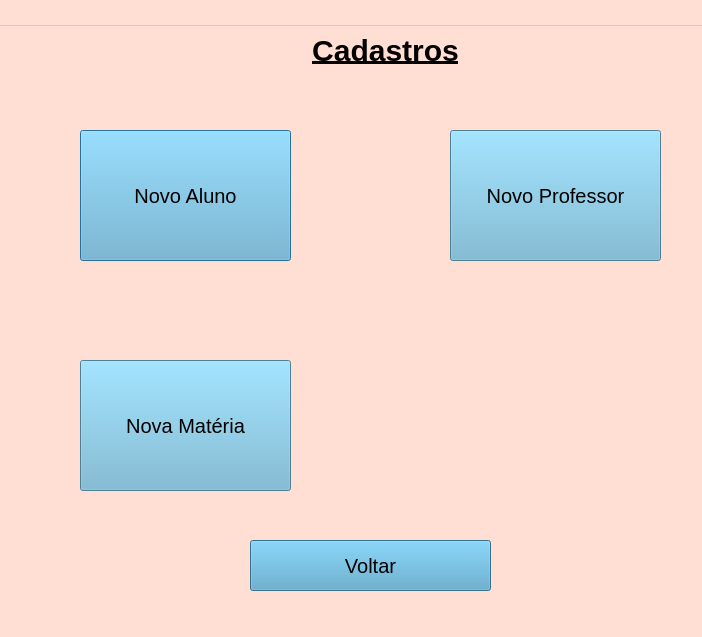
Fernando-maruba/Trabalho-Final-POO, file ProjetoFinal/telacadastros.ui: the form before one commit.
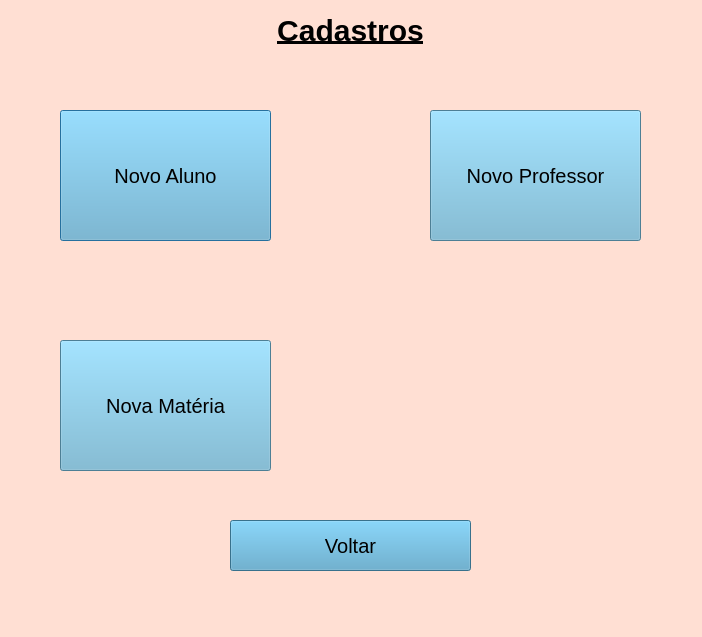
The form after the commit.

```diff
--- a/ProjetoFinal/telacadastros.ui
+++ b/ProjetoFinal/telacadastros.ui
@@ -458,16 +458,16 @@
   <widget class="QWidget" name="centralwidget" native="true">
    <property name="geometry">
     <rect>
-     <x>20</x>
-     <y>20</y>
-     <width>681</width>
-     <height>571</height>
+     <x>0</x>
+     <y>0</y>
+     <width>702</width>
+     <height>637</height>
     </rect>
    </property>
    <widget class="QLabel" name="label">
     <property name="geometry">
      <rect>
-      <x>90</x>
+      <x>75</x>
       <y>10</y>
       <width>551</width>
       <height>41</height>
@@ -563,16 +563,6 @@
     </property>
    </widget>
   </widget>
-  <widget class="QMenuBar" name="menubar">
-   <property name="geometry">
-    <rect>
-     <x>0</x>
-     <y>0</y>
-     <width>702</width>
-     <height>26</height>
-    </rect>
-   </property>
-  </widget>
  </widget>
  <resources/>
  <connections>
```
